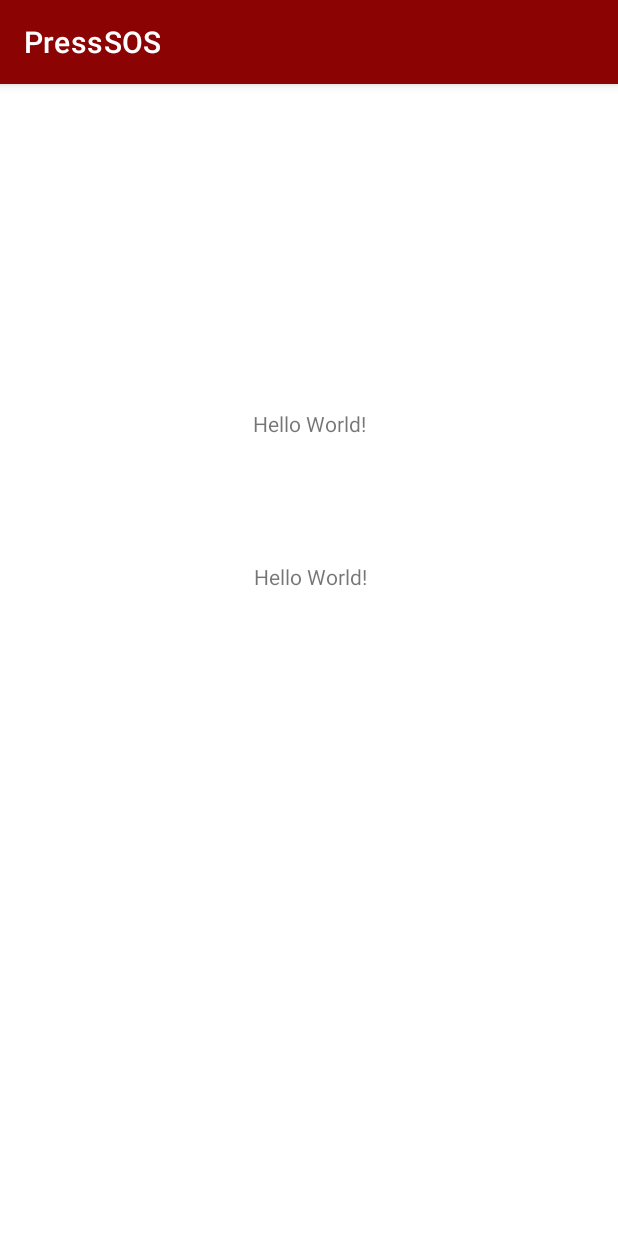
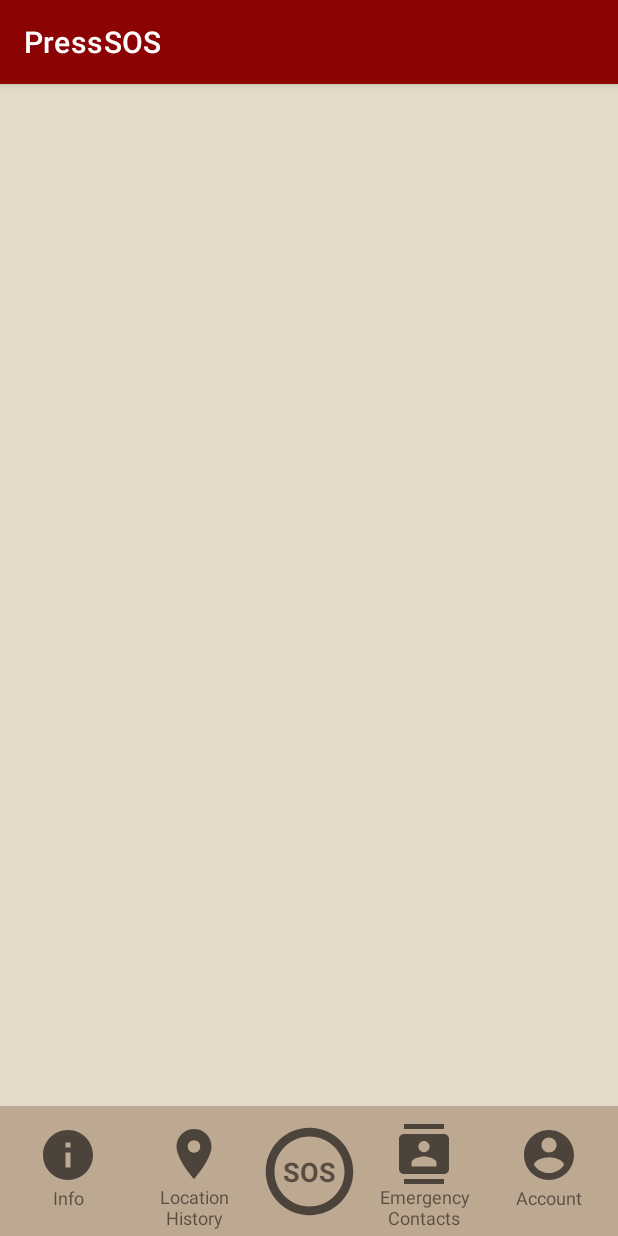
Before and after one commit to annadese/S16-G24-PressSOS, an Android app: the screen it shows after launch (MainActivity), on a phone screen of 412 x 824 dp. Run offline under Robolectric (Android 15) with nearby library versions, the phone set to English and light mode, and no system bars.

Commit message:
Added menu bar

```diff
--- /dev/null
+++ b/app/src/main/res/drawable/ic_baseline_account_circle_24.xml
@@ -0,0 +1,10 @@
+<vector xmlns:android="http://schemas.android.com/apk/res/android"
+    android:width="24dp"
+    android:height="24dp"
+    android:viewportWidth="24"
+    android:viewportHeight="24"
+    android:tint="?attr/colorControlNormal">
+  <path
+      android:fillColor="@android:color/white"
+      android:pathData="M12,2C6.48,2 2,6.48 2,12s4.48,10 10,10 10,-4.48 10,-10S17.52,2 12,2zM12,5c1.66,0 3,1.34 3,3s-1.34,3 -3,3 -3,-1.34 -3,-3 1.34,-3 3,-3zM12,19.2c-2.5,0 -4.71,-1.28 -6,-3.22 0.03,-1.99 4,-3.08 6,-3.08 1.99,0 5.97,1.09 6,3.08 -1.29,1.94 -3.5,3.22 -6,3.22z"/>
+</vector>
--- /dev/null
+++ b/app/src/main/res/drawable/ic_baseline_circle.xml
@@ -0,0 +1,10 @@
+<vector xmlns:android="http://schemas.android.com/apk/res/android"
+    android:width="24dp"
+    android:height="24dp"
+    android:viewportWidth="24"
+    android:viewportHeight="24"
+    android:tint="?attr/colorControlNormal">
+  <path
+      android:fillColor="@android:color/white"
+      android:pathData="M12,2C6.48,2 2,6.48 2,12s4.48,10 10,10 10,-4.48 10,-10S17.52,2 12,2zM12,20c-4.42,0 -8,-3.58 -8,-8s3.58,-8 8,-8 8,3.58 8,8 -3.58,8 -8,8z"/>
+</vector>
--- /dev/null
+++ b/app/src/main/res/drawable/ic_baseline_contacts_24.xml
@@ -0,0 +1,10 @@
+<vector xmlns:android="http://schemas.android.com/apk/res/android"
+    android:width="24dp"
+    android:height="24dp"
+    android:viewportWidth="24"
+    android:viewportHeight="24"
+    android:tint="?attr/colorControlNormal">
+  <path
+      android:fillColor="@android:color/white"
+      android:pathData="M20,0L4,0v2h16L20,0zM4,24h16v-2L4,22v2zM20,4L4,4c-1.1,0 -2,0.9 -2,2v12c0,1.1 0.9,2 2,2h16c1.1,0 2,-0.9 2,-2L22,6c0,-1.1 -0.9,-2 -2,-2zM12,6.75c1.24,0 2.25,1.01 2.25,2.25s-1.01,2.25 -2.25,2.25S9.75,10.24 9.75,9 10.76,6.75 12,6.75zM17,17L7,17v-1.5c0,-1.67 3.33,-2.5 5,-2.5s5,0.83 5,2.5L17,17z"/>
+</vector>
--- /dev/null
+++ b/app/src/main/res/drawable/ic_baseline_info_24.xml
@@ -0,0 +1,10 @@
+<vector xmlns:android="http://schemas.android.com/apk/res/android"
+    android:width="24dp"
+    android:height="24dp"
+    android:viewportWidth="24"
+    android:viewportHeight="24"
+    android:tint="?attr/colorControlNormal">
+  <path
+      android:fillColor="@android:color/white"
+      android:pathData="M12,2C6.48,2 2,6.48 2,12s4.48,10 10,10 10,-4.48 10,-10S17.52,2 12,2zM13,17h-2v-6h2v6zM13,9h-2L11,7h2v2z"/>
+</vector>
--- /dev/null
+++ b/app/src/main/res/drawable/ic_baseline_location_on_24.xml
@@ -0,0 +1,10 @@
+<vector xmlns:android="http://schemas.android.com/apk/res/android"
+    android:width="24dp"
+    android:height="24dp"
+    android:viewportWidth="24"
+    android:viewportHeight="24"
+    android:tint="?attr/colorControlNormal">
+  <path
+      android:fillColor="@android:color/white"
+      android:pathData="M12,2C8.13,2 5,5.13 5,9c0,5.25 7,13 7,13s7,-7.75 7,-13c0,-3.87 -3.13,-7 -7,-7zM12,11.5c-1.38,0 -2.5,-1.12 -2.5,-2.5s1.12,-2.5 2.5,-2.5 2.5,1.12 2.5,2.5 -1.12,2.5 -2.5,2.5z"/>
+</vector>
--- a/app/src/main/res/layout/activity_main.xml
+++ b/app/src/main/res/layout/activity_main.xml
@@ -1,32 +1,147 @@
 <?xml version="1.0" encoding="utf-8"?>
-<androidx.constraintlayout.widget.ConstraintLayout
-    xmlns:android="http://schemas.android.com/apk/res/android"
+<androidx.constraintlayout.widget.ConstraintLayout xmlns:android="http://schemas.android.com/apk/res/android"
+    xmlns:app="http://schemas.android.com/apk/res-auto"
     xmlns:tools="http://schemas.android.com/tools"
-    xmlns:app="http://schemas.android.com/apk/res-auto"
     android:layout_width="match_parent"
     android:layout_height="match_parent"
+    android:background="@color/brown"
     tools:context=".MainActivity">
 
-    <TextView
-        android:layout_width="wrap_content"
+    <androidx.constraintlayout.widget.ConstraintLayout
+        android:id="@+id/constraintLayout"
+        android:layout_width="0dp"
         android:layout_height="wrap_content"
-        android:text="Hello World!"
+        android:background="@color/dark_brown"
+        android:orientation="horizontal"
+        android:padding="4dp"
         app:layout_constraintBottom_toBottomOf="parent"
-        app:layout_constraintLeft_toLeftOf="parent"
-        app:layout_constraintRight_toRightOf="parent"
-        app:layout_constraintTop_toTopOf="parent"
-        app:layout_constraintVertical_bias="0.289" />
+        app:layout_constraintEnd_toEndOf="parent"
+        app:layout_constraintStart_toStartOf="parent">
 
-    <TextView
-        android:id="@+id/textView"
-        android:layout_width="wrap_content"
-        android:layout_height="wrap_content"
-        android:text="Hello World!"
-        app:layout_constraintBottom_toBottomOf="parent"
-        app:layout_constraintHorizontal_bias="0.502"
-        app:layout_constraintLeft_toLeftOf="parent"
-        app:layout_constraintRight_toRightOf="parent"
-        app:layout_constraintTop_toTopOf="parent"
-        app:layout_constraintVertical_bias="0.426" />
+        <LinearLayout
+            android:id="@+id/infoLl"
+            android:layout_width="0dp"
+            android:layout_height="match_parent"
+            android:layout_marginBottom="5dp"
+            android:gravity="center"
+            android:orientation="vertical"
+            app:layout_constraintBottom_toBottomOf="parent"
+            app:layout_constraintEnd_toStartOf="@+id/locationLl"
+            app:layout_constraintStart_toStartOf="parent"
+            app:layout_constraintTop_toTopOf="parent">
+
+            <ImageView
+                android:id="@+id/imageView6"
+                android:layout_width="40dp"
+                android:layout_height="40dp"
+                app:srcCompat="@drawable/ic_baseline_info_24" />
+
+            <TextView
+                android:id="@+id/textView"
+                android:layout_width="60dp"
+                android:layout_height="wrap_content"
+                android:gravity="center"
+                android:text="Info"
+                android:textSize="12sp" />
+        </LinearLayout>
+
+        <LinearLayout
+            android:id="@+id/locationLl"
+            android:layout_width="0dp"
+            android:layout_height="wrap_content"
+            android:layout_marginTop="8dp"
+            android:gravity="center"
+            android:orientation="vertical"
+            app:layout_constraintBottom_toBottomOf="parent"
+            app:layout_constraintEnd_toStartOf="@+id/sos"
+            app:layout_constraintStart_toEndOf="@+id/infoLl"
+            app:layout_constraintTop_toTopOf="parent">
+
+            <ImageView
+                android:id="@+id/imageView7"
+                android:layout_width="40dp"
+                android:layout_height="40dp"
+                app:srcCompat="@drawable/ic_baseline_location_on_24" />
+
+            <TextView
+                android:id="@+id/textView2"
+                android:layout_width="60dp"
+                android:layout_height="wrap_content"
+                android:gravity="center"
+                android:text="Location History"
+                android:textSize="12sp" />
+
+        </LinearLayout>
+
+        <TextView
+            android:id="@+id/sos"
+            android:layout_width="70dp"
+            android:layout_height="70dp"
+            android:background="@drawable/ic_baseline_circle"
+            android:gravity="center"
+            android:text="SOS"
+            android:textSize="18sp"
+            android:textStyle="bold"
+            app:layout_constraintBottom_toBottomOf="parent"
+            app:layout_constraintEnd_toStartOf="@+id/contactsLl"
+            app:layout_constraintStart_toEndOf="@+id/locationLl"
+            app:layout_constraintTop_toTopOf="parent" />
+
+        <LinearLayout
+            android:id="@+id/contactsLl"
+            android:layout_width="0dp"
+            android:layout_height="match_parent"
+            android:layout_marginTop="8dp"
+            android:gravity="center"
+            android:orientation="vertical"
+            app:layout_constraintBottom_toBottomOf="parent"
+            app:layout_constraintEnd_toStartOf="@+id/accountLl"
+            app:layout_constraintStart_toEndOf="@+id/sos"
+            app:layout_constraintTop_toTopOf="parent"
+            app:layout_constraintVertical_bias="0.0">
+
+            <ImageView
+                android:id="@+id/imageView8"
+                android:layout_width="40dp"
+                android:layout_height="40dp"
+                app:srcCompat="@drawable/ic_baseline_contacts_24" />
+
+            <TextView
+                android:id="@+id/textView3"
+                android:layout_width="70dp"
+                android:layout_height="wrap_content"
+                android:gravity="center"
+                android:text="Emergency Contacts"
+                android:textSize="12sp" />
+        </LinearLayout>
+
+        <LinearLayout
+            android:id="@+id/accountLl"
+            android:layout_width="0dp"
+            android:layout_height="match_parent"
+            android:layout_marginBottom="5dp"
+            android:gravity="center"
+            android:orientation="vertical"
+            app:layout_constraintBottom_toBottomOf="parent"
+            app:layout_constraintEnd_toEndOf="parent"
+            app:layout_constraintStart_toEndOf="@+id/contactsLl"
+            app:layout_constraintTop_toTopOf="parent">
+
+            <ImageView
+                android:id="@+id/imageView9"
+                android:layout_width="40dp"
+                android:layout_height="40dp"
+                app:srcCompat="@drawable/ic_baseline_account_circle_24" />
+
+            <TextView
+                android:id="@+id/textView4"
+                android:layout_width="60dp"
+                android:layout_height="wrap_content"
+                android:gravity="center"
+                android:text="Account"
+                android:textSize="12sp" />
+        </LinearLayout>
+
+    </androidx.constraintlayout.widget.ConstraintLayout>
 
 </androidx.constraintlayout.widget.ConstraintLayout>
```
